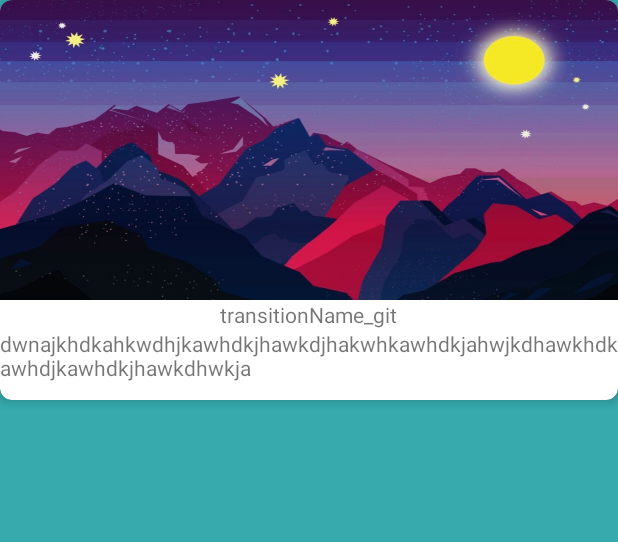
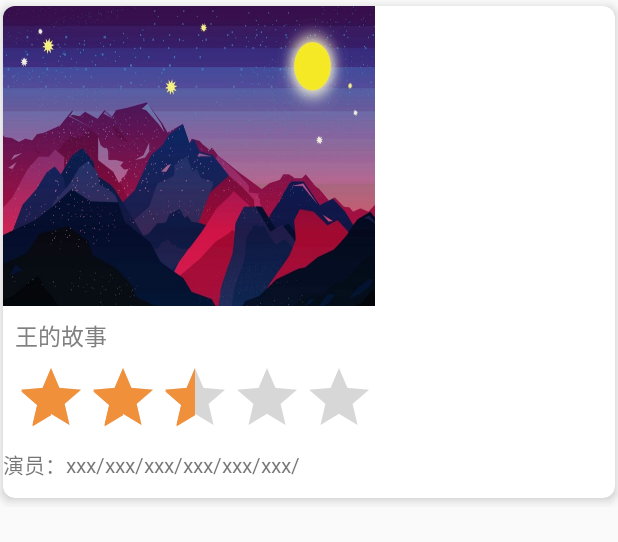
Before and after one commit to JiLiren/EellyKotlin, an Android app: the layout item_movies.xml on its own in the app's theme, with its tools: preview values and no code run, on a phone screen of 412 x 824 dp. Shown: the top 542 px of the screen. Run offline under Robolectric (Android 15) with nearby library versions, the phone set to English and light mode, and no system bars; network calls fail.

```diff
--- a/sample/src/main/java/com/eelly/bean/RateBean.kt
+++ b/sample/src/main/java/com/eelly/bean/RateBean.kt
@@ -9,4 +9,4 @@ package com.eelly.bean
  * stars 星数
  * min  最低分
  */
-data class RateBean(var max :String,var average :String ,var stars:Int,var min:String)
+data class RateBean(var max :String,var average :String ,var stars:Float,var min:String)
--- a/sample/src/main/java/com/eelly/contract/IMainContract.kt
+++ b/sample/src/main/java/com/eelly/contract/IMainContract.kt
@@ -1,5 +1,6 @@
 package com.eelly.contract
 
+import com.eelly.bean.TheaterBean
 import com.eelly.core.base.XPresenter
 import com.eelly.core.base.XView
 
@@ -15,6 +16,7 @@ interface IMainContract {
     interface IView : XView<IPresenter> {
         fun showLoading()
         fun hideLoading()
+        fun setAdapter(bean: TheaterBean)
     }
 
 }
--- a/sample/src/main/java/com/eelly/present/MainPresenter.kt
+++ b/sample/src/main/java/com/eelly/present/MainPresenter.kt
@@ -27,11 +27,9 @@ class MainPresenter(val mView: IMainContract.IView, val mCompositeDisposable: Co
     override fun onRefreshMovies() {
         mView.showLoading()
         mHolder.onRequest(mCompositeDisposable,mHolder.getRequest().onRequestMoviesList(), Consumer{
-            entity -> LogUtil.e("1111",entity.toString())
-
+            entity ->
+            mView.setAdapter(entity)
             mView.hideLoading()
-            var d:Int = 100
-            print(d)
         } ,
                 Consumer{
                     throwable ->
--- /dev/null
+++ b/sample/src/main/res/drawable/ic_stars_full.xml
@@ -0,0 +1,4 @@
+<vector android:height="12dp" android:viewportHeight="1024.0"
+    android:viewportWidth="1024.0" android:width="12dp" xmlns:android="http://schemas.android.com/apk/res/android">
+    <path android:fillColor="#FF8600" android:pathData="M368.6,278.7L493.2,18.5c11.9,-24.8 30.7,-24.7 42.4,0l121.4,261.8a102.4,102.4 0,0 0,68.4 52.7l274.6,43.7c26.2,4.1 31.9,23.1 12.9,42.3l-200.2,201.8a110,110 0,0 0,-26.7 84.3l45.2,287.2c4.4,27.4 -11.1,39 -34.5,25.9l-245.1,-137.1a97.8,97.8 0,0 0,-84.8 -0.6L220.2,1014.8c-23.5,12.7 -38.8,1 -34.1,-26.3l48.7,-286.7a110.2,110.2 0,0 0,-25.6 -84.6l-197.7,-204.8c-18.8,-19.5 -12.9,-38.3 13.4,-42.1l275.2,-40A102.4,102.4 0,0 0,368.6 278.7z"/>
+</vector>
--- /dev/null
+++ b/sample/src/main/res/drawable/ic_stars_null.xml
@@ -0,0 +1,4 @@
+<vector android:height="12dp" android:viewportHeight="1024.0"
+    android:viewportWidth="1024.0" android:width="12dp" xmlns:android="http://schemas.android.com/apk/res/android">
+    <path android:fillColor="#dbdbdb" android:pathData="M368.6,278.7L493.2,18.5c11.9,-24.8 30.7,-24.7 42.4,0l121.4,261.8a102.4,102.4 0,0 0,68.4 52.7l274.6,43.7c26.2,4.1 31.9,23.1 12.9,42.3l-200.2,201.8a110,110 0,0 0,-26.7 84.3l45.2,287.2c4.4,27.4 -11.1,39 -34.5,25.9l-245.1,-137.1a97.8,97.8 0,0 0,-84.8 -0.6L220.2,1014.8c-23.5,12.7 -38.8,1 -34.1,-26.3l48.7,-286.7a110.2,110.2 0,0 0,-25.6 -84.6l-197.7,-204.8c-18.8,-19.5 -12.9,-38.3 13.4,-42.1l275.2,-40A102.4,102.4 0,0 0,368.6 278.7z"/>
+</vector>
--- /dev/null
+++ b/sample/src/main/res/drawable/ic_stars_progress.xml
@@ -0,0 +1,5 @@
+<vector android:height="12dp" android:viewportHeight="1024.0"
+    android:viewportWidth="1025.0" android:width="12dp" xmlns:android="http://schemas.android.com/apk/res/android">
+    <path android:fillColor="#F39800" android:pathData="M512.6,871.6a97.8,97.8 0,0 0,-46.2 9.3L219.8,1015c-23.5,12.8 -38.8,1 -34.2,-26.3l48.8,-286.8a110.3,110.3 0,0 0,-25.6 -84.7L11,412.4c-18.8,-19.5 -12.9,-38.4 13.4,-42.1l275.3,-40a102.4,102.4 0,0 0,68.6 -51.4l124.6,-260.3C498.3,7.3 505.1,1.2 512,0.2"/>
+    <path android:fillColor="#EEEEEE" android:pathData="M511.4,871.6a97.8,97.8 0,0 1,46.2 9.3l246.6,134.1c23.5,12.8 38.8,1 34.2,-26.3l-48.8,-286.8a110.3,110.3 0,0 1,25.6 -84.7l197.8,-204.9c18.8,-19.5 12.9,-38.4 -13.4,-42.1l-275.3,-40a102.4,102.4 0,0 1,-68.6 -51.4L531.1,18.6C525.7,7.3 518.9,1.2 512,0.2"/>
+</vector>
--- a/sample/src/main/res/layout/activity_main.xml
+++ b/sample/src/main/res/layout/activity_main.xml
@@ -5,6 +5,7 @@
     xmlns:tools="http://schemas.android.com/tools"
     android:layout_width="match_parent"
     android:layout_height="match_parent"
+    android:background="@color/color_background"
     tools:context=".view.activity.MainActivity">
 
     <include
--- a/sample/src/main/res/layout/item_staggred.xml
+++ b/sample/src/main/res/layout/item_movies.xml
@@ -3,14 +3,17 @@
     xmlns:android="http://schemas.android.com/apk/res/android"
     xmlns:app="http://schemas.android.com/apk/res-auto"
     android:layout_width="match_parent"
-    android:layout_height="match_parent"
-    android:background="@color/color_36AAAD">
+    android:layout_height="wrap_content">
 
     <android.support.v7.widget.CardView
         xmlns:android="http://schemas.android.com/apk/res/android"
         xmlns:app="http://schemas.android.com/apk/res-auto"
         android:layout_width="match_parent"
         android:layout_height="wrap_content"
+        android:layout_marginTop="@dimen/dimen_4"
+        android:layout_marginLeft="@dimen/dimen_2"
+        android:layout_marginRight="@dimen/dimen_2"
+        android:layout_marginBottom="@dimen/dimen_6"
         app:cardElevation="@dimen/dimen_4"
         app:cardMaxElevation="@dimen/dimen_8"
         app:cardCornerRadius="@dimen/dimen_8"
@@ -19,29 +22,42 @@
         <LinearLayout
             android:layout_width="wrap_content"
             android:layout_height="wrap_content"
-            android:gravity="center_horizontal"
             android:orientation="vertical">
 
             <ImageView
-                android:id="@+id/iv_banner"
+                android:id="@+id/mPosterIv"
                 android:layout_width="match_parent"
                 android:layout_height="200dp"
                 android:scaleType="centerCrop"
                 android:background="@mipmap/ic_menu_header"/>
 
             <TextView
-                android:id="@+id/tv_name"
+                android:id="@+id/mNameTv"
                 android:layout_width="wrap_content"
                 android:layout_height="wrap_content"
-                android:text="@string/transitionName_git"/>
+                android:layout_marginLeft="@dimen/dimen_8"
+                android:layout_marginTop="@dimen/dimen_8"
+                android:text="王的故事"
+                android:textSize="@dimen/text_15"
+                android:textColor="@color/text_default"/>
 
+            <RatingBar
+                android:id="@+id/mRateRb"
+                android:layout_width="wrap_content"
+                android:layout_height="wrap_content"
+                android:rating="2.5"
+                android:stepSize="0.5"
+                android:layout_marginTop="@dimen/dimen_6"
+                android:layout_marginLeft="@dimen/dimen_8"
+                android:isIndicator="false"
+                android:numStars="5"/>
 
             <TextView
                 android:id="@+id/tv_about"
                 android:layout_width="wrap_content"
                 android:layout_height="wrap_content"
                 android:layout_marginBottom="@dimen/dimen_12"
-                android:text="dwnajkhdkahkwdhjkawhdkjhawkdjhakwhkawhdkjahwjkdhawkhdkawhdjkawhdkjhawkdhwkja"/>
+                android:text="演员：xxx/xxx/xxx/xxx/xxx/xxx/"/>
 
         </LinearLayout>
 
--- a/sample/src/main/res/layout/layout_main_content.xml
+++ b/sample/src/main/res/layout/layout_main_content.xml
@@ -49,7 +49,9 @@
         <android.support.v7.widget.RecyclerView
             android:id="@+id/mRecycler"
             android:layout_width="match_parent"
-            android:layout_height="match_parent"/>
+            android:layout_height="match_parent"
+            android:layout_marginLeft="@dimen/dimen_2"
+            android:layout_marginRight="@dimen/dimen_2"/>
 
     </android.support.v4.widget.NestedScrollView>
 
```
Also changed, not shown: sample/src/main/java/com/eelly/adapter/MoviesAdapter.kt (+9 -6 lines), sample/src/main/java/com/eelly/holder/MoviesHolder.kt (+9 -5 lines), sample/src/main/java/com/eelly/view/activity/MainActivity.kt (+9 -1 lines), sample/src/main/res/drawable/layer_stars.xml (added, +16 -0 lines).
